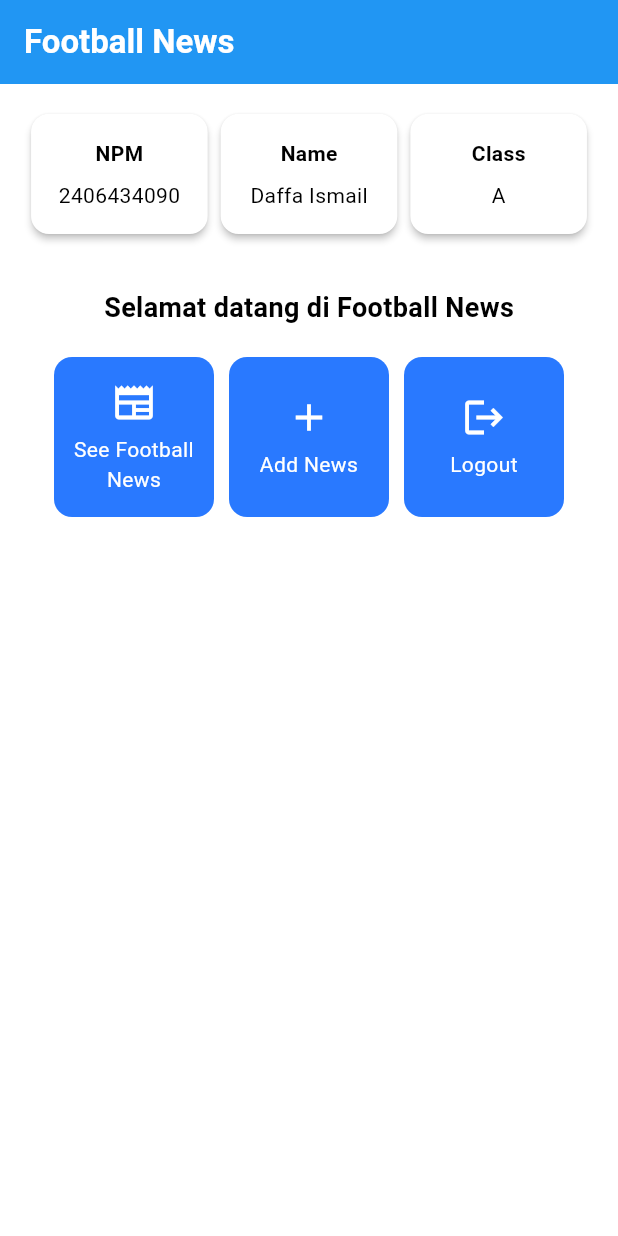
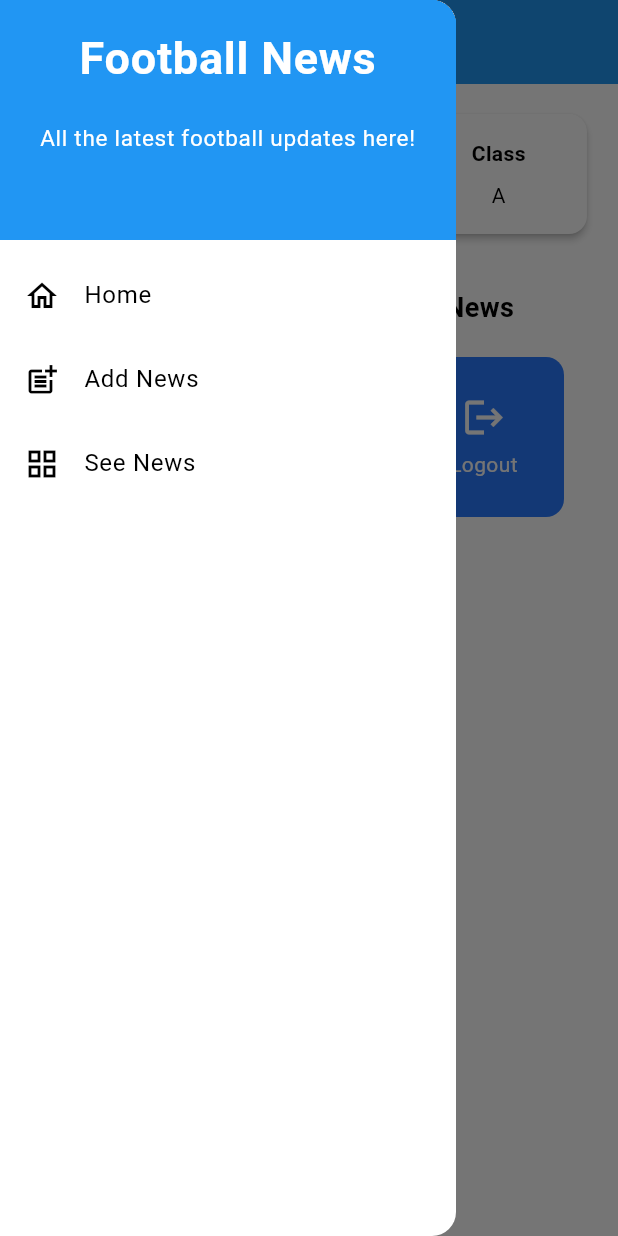
Before and after one commit to dfi06/football-news-mobile, a Flutter app: the screen it shows after launch, with the side drawer open (before the commit the screen has no drawer), on a phone screen of 412 x 824 dp. Run offline on Flutter 3.47's test engine with Material 3 defaults, Android fonts, the phone set to English and light mode, and no system bars.

Commit message:
finished tutorial 7

```diff
--- a/lib/main.dart
+++ b/lib/main.dart
@@ -1,5 +1,5 @@
 import 'package:flutter/material.dart';
-import 'package:football_news/menu.dart';
+import 'package:football_news/screens/menu.dart';
 
 void main() {
   runApp(const MyApp());
--- a/lib/menu.dart
+++ b/lib/screens/menu.dart
@@ -1,4 +1,6 @@
 import 'package:flutter/material.dart';
+import 'package:football_news/widgets/left_drawer.dart';
+import 'package:football_news/widgets/news_card.dart';
 
 
 class MyHomePage extends StatelessWidget {
@@ -31,6 +33,7 @@ class MyHomePage extends StatelessWidget {
         // Warna latar belakang AppBar diambil dari skema warna tema aplikasi.
         backgroundColor: Theme.of(context).colorScheme.primary,
       ),
+      drawer: LeftDrawer(),
       // Body halaman dengan padding di sekelilingnya.
       body: Padding(
         padding: const EdgeInsets.all(16.0),
@@ -92,14 +95,13 @@ class MyHomePage extends StatelessWidget {
       ),
     );
   }
-
 }
 
 class InfoCard extends StatelessWidget {
   // Kartu informasi yang menampilkan title dan content.
 
-  final String title;  // Judul kartu.
-  final String content;  // Isi kartu.
+  final String title; // Judul kartu.
+  final String content; // Isi kartu.
 
   const InfoCard({super.key, required this.title, required this.content});
 
@@ -110,7 +112,8 @@ class InfoCard extends StatelessWidget {
       elevation: 2.0,
       child: Container(
         // Mengatur ukuran dan jarak di dalam kartu.
-        width: MediaQuery.of(context).size.width / 3.5, // menyesuaikan dengan lebar device yang digunakan.
+        width: MediaQuery.of(context).size.width /
+            3.5, // menyesuaikan dengan lebar device yang digunakan.
         padding: const EdgeInsets.all(16.0),
         // Menyusun title dan content secara vertikal.
         child: Column(
@@ -128,59 +131,7 @@ class InfoCard extends StatelessWidget {
   }
 }
 
-class ItemCard extends StatelessWidget {
-  // Menampilkan kartu dengan ikon dan nama.
 
-  final ItemHomepage item;
-
-  const ItemCard(this.item, {super.key});
-
-  @override
-  Widget build(BuildContext context) {
-    return Material(
-      // Menentukan warna latar belakang dari tema aplikasi.
-      color: Theme.of(context).colorScheme.secondary,
-      // Membuat sudut kartu melengkung.
-      borderRadius: BorderRadius.circular(12),
-
-      child: InkWell(
-        // Aksi ketika kartu ditekan.
-        onTap: () {
-          // Menampilkan pesan SnackBar saat kartu ditekan.
-          ScaffoldMessenger.of(context)
-            ..hideCurrentSnackBar()
-            ..showSnackBar(
-              SnackBar(content: Text("Kamu telah menekan tombol ${item.name}!"))
-            );
-        },
-        // Container untuk menyimpan Icon dan Text
-        child: Container(
-          padding: const EdgeInsets.all(8),
-          child: Center(
-            child: Column(
-              // Menyusun ikon dan teks di tengah kartu.
-              mainAxisAlignment: MainAxisAlignment.center,
-              children: [
-                Icon(
-                  item.icon,
-                  color: Colors.white,
-                  size: 30.0,
-                ),
-                const Padding(padding: EdgeInsets.all(3)),
-                Text(
-                  item.name,
-                  textAlign: TextAlign.center,
-                  style: const TextStyle(color: Colors.white),
-                ),
-              ],
-            ),
-          ),
-        ),
-      ),
-    );
-  }
-
-}
 
 class ItemHomepage {
   final String name;
--- /dev/null
+++ b/lib/widgets/left_drawer.dart
@@ -0,0 +1,83 @@
+import 'package:flutter/material.dart';
+import 'package:football_news/screens/menu.dart';
+import 'package:football_news/screens/newslist_form.dart';
+
+class LeftDrawer extends StatelessWidget {
+  const LeftDrawer({super.key});
+
+  @override
+  Widget build(BuildContext context) {
+    return Drawer(
+      child: ListView(
+        children: [
+          const DrawerHeader(
+            decoration: BoxDecoration(
+              color: Colors.blue,
+            ),
+            child: Column(
+              children: [
+                Text(
+                  'Football News',
+                  textAlign: TextAlign.center,
+                  style: TextStyle(
+                    fontSize: 30,
+                    fontWeight: FontWeight.bold,
+                    color: Colors.white,
+                  ),
+                ),
+                Padding(padding: EdgeInsets.all(10)),
+                Text(
+                  "All the latest football updates here!",
+                  textAlign: TextAlign.center,
+                  style: TextStyle(
+                    fontSize: 15,
+                    fontWeight: FontWeight.normal,
+                    color: Colors.white,
+                  ),
+                ),
+              ],
+            ),
+          ),
+          ListTile(
+            leading: const Icon(Icons.home_outlined),
+            title: const Text('Home'),
+            // Redirect to MyHomePage
+            onTap: () {
+              Navigator.pushReplacement(
+                  context,
+                  MaterialPageRoute(
+                    builder: (context) => MyHomePage(),
+                  ));
+            },
+          ),
+          ListTile(
+            leading: const Icon(Icons.post_add),
+            title: const Text('Add News'),
+            // Redirect to NewsFormPage
+            onTap: () {
+              Navigator.pushReplacement(
+                  context,
+                  MaterialPageRoute(
+                    builder: (context) => NewsFormPage(),
+                  ));
+            },
+          ),
+          ListTile(
+            leading: const Icon(Icons.grid_view),
+            title: const Text('See News'),
+            // Redirect to NewsListPage
+            onTap: () {
+              Navigator.pushReplacement(
+                  context,
+                  MaterialPageRoute(
+                    // Harusnya ke News List Page, tapi blum dibikin
+                    // utk sementara kyk gini dulu biar gada to do lagi
+                    builder: (context) => NewsFormPage(),
+                  ));
+            },
+          ),
+        ],
+      ),
+    );
+  }
+}
--- /dev/null
+++ b/lib/widgets/news_card.dart
@@ -0,0 +1,63 @@
+import 'package:flutter/material.dart';
+import 'package:football_news/screens/newslist_form.dart';
+import 'package:football_news/screens/menu.dart';
+
+class ItemCard extends StatelessWidget {
+  // Menampilkan kartu dengan ikon dan nama.
+
+  final ItemHomepage item;
+
+  const ItemCard(this.item, {super.key});
+
+  @override
+  Widget build(BuildContext context) {
+    return Material(
+      // Menentukan warna latar belakang dari tema aplikasi.
+      color: Theme.of(context).colorScheme.secondary,
+      // Membuat sudut kartu melengkung.
+      borderRadius: BorderRadius.circular(12),
+
+      child: InkWell(
+        // Aksi ketika kartu ditekan.
+        onTap: () {
+          // Menampilkan pesan SnackBar saat kartu ditekan.
+          ScaffoldMessenger.of(context)
+            ..hideCurrentSnackBar()
+            ..showSnackBar(SnackBar(
+                content: Text("Kamu telah menekan tombol ${item.name}!")));
+          // Navigate to the appropriate route (depending on the button type)
+          // see routes in menu.dart's items array inside MyHomePage class
+          if (item.name == "Add News") {
+            Navigator.push(
+              context,
+              MaterialPageRoute(builder: (context) => NewsFormPage()),
+            );
+          }
+        },
+        // Container untuk menyimpan Icon dan Text
+        child: Container(
+          padding: const EdgeInsets.all(8),
+          child: Center(
+            child: Column(
+              // Menyusun ikon dan teks di tengah kartu.
+              mainAxisAlignment: MainAxisAlignment.center,
+              children: [
+                Icon(
+                  item.icon,
+                  color: Colors.white,
+                  size: 30.0,
+                ),
+                const Padding(padding: EdgeInsets.all(3)),
+                Text(
+                  item.name,
+                  textAlign: TextAlign.center,
+                  style: const TextStyle(color: Colors.white),
+                ),
+              ],
+            ),
+          ),
+        ),
+      ),
+    );
+  }
+}
```
Also changed, not shown: lib/screens/newslist_form.dart (added, +206 -0 lines), pubspec.lock. Lines whose indentation alone changed are shown as unchanged.
